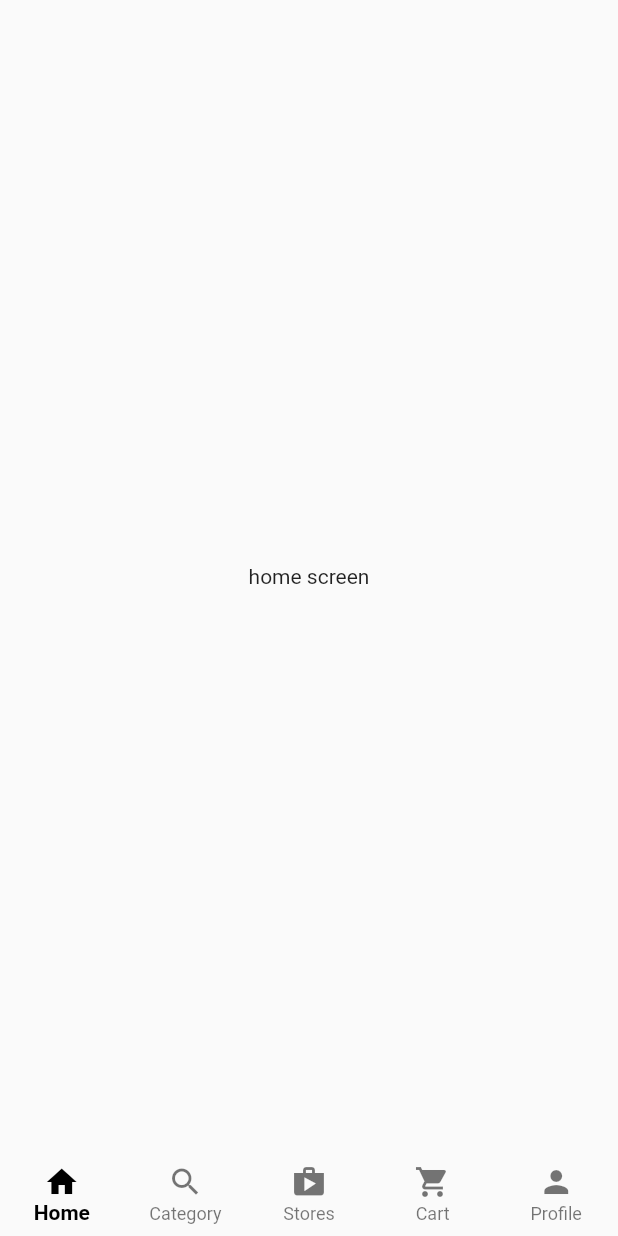
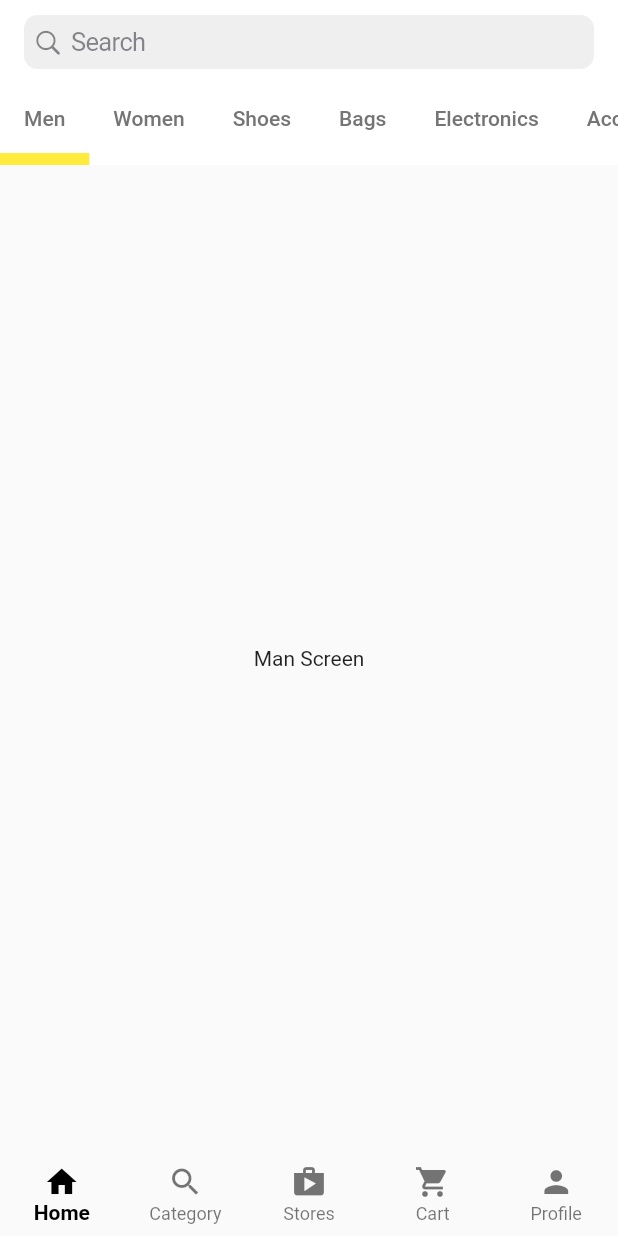
Before and after one commit to HHHMHA/multi_store_app, a Flutter app: the screen it shows after launch, on a phone screen of 412 x 824 dp. Run offline on Flutter 3.47's test engine with Material 2 defaults, Android fonts, the phone set to English and light mode, and no system bars.

Commit message:
Add home screen widget with tabs

```diff
--- a/lib/screens/customer_home.dart
+++ b/lib/screens/customer_home.dart
@@ -1,4 +1,6 @@
 import 'package:flutter/material.dart';
+
+import './home.dart';
 
 class CustomerHomeScreen extends StatefulWidget {
   const CustomerHomeScreen({Key? key}) : super(key: key);
@@ -10,7 +12,7 @@ class CustomerHomeScreen extends StatefulWidget {
 class _CustomerHomeScreenState extends State<CustomerHomeScreen> {
   int _selectedIndex = 0;
   final List<Widget> _tabs = const [
-    Center(child: Text('home screen')),
+    Center(child: HomeScreen()),
     Center(child: Text('category screen')),
     Center(child: Text('stores screen')),
     Center(child: Text('cart screen')),
--- /dev/null
+++ b/lib/screens/home.dart
@@ -0,0 +1,90 @@
+import 'package:flutter/cupertino.dart';
+import 'package:flutter/material.dart';
+
+class HomeScreen extends StatefulWidget {
+  const HomeScreen({Key? key}) : super(key: key);
+
+  @override
+  State<HomeScreen> createState() => _HomeScreenState();
+}
+
+class _HomeScreenState extends State<HomeScreen> {
+  @override
+  Widget build(BuildContext context) {
+    return DefaultTabController(
+      length: 9,
+      child: Scaffold(
+        appBar: AppBar(
+          title: const CupertinoSearchTextField(),
+          elevation: 0,
+          backgroundColor: Colors.white,
+          bottom: const TabBar(
+            tabs: [
+              RepeatedTab(label: 'Men'),
+              RepeatedTab(label: 'Women'),
+              RepeatedTab(label: 'Shoes'),
+              RepeatedTab(label: 'Bags'),
+              RepeatedTab(label: 'Electronics'),
+              RepeatedTab(label: 'Accessories'),
+              RepeatedTab(label: 'Home & Garden'),
+              RepeatedTab(label: 'Kids'),
+              RepeatedTab(label: 'Beauty'),
+            ],
+            isScrollable: true,
+            indicatorColor: Colors.yellow,
+            indicatorWeight: 8,
+            padding: EdgeInsets.all(0),
+          ),
+        ),
+        body: const TabBarView(
+          children: [
+            Center(
+              child: Text("Man Screen"),
+            ),
+            Center(
+              child: Text("Women Screen"),
+            ),
+            Center(
+              child: Text("Shoes Screen"),
+            ),
+            Center(
+              child: Text("Bags Screen"),
+            ),
+            Center(
+              child: Text("Electronics Screen"),
+            ),
+            Center(
+              child: Text("Accessories Screen"),
+            ),
+            Center(
+              child: Text("Home & Garden Screen"),
+            ),
+            Center(
+              child: Text("Kids Screen"),
+            ),
+            Center(
+              child: Text("Beauty Screen"),
+            ),
+          ],
+        ),
+      ),
+    );
+  }
+}
+
+class RepeatedTab extends StatelessWidget {
+  final String label;
+  const RepeatedTab({Key? key, required this.label}) : super(key: key);
+
+  @override
+  Widget build(BuildContext context) {
+    return Tab(
+      child: Text(
+        label,
+        style: TextStyle(
+          color: Colors.grey.shade600,
+        ),
+      ),
+    );
+  }
+}
```
